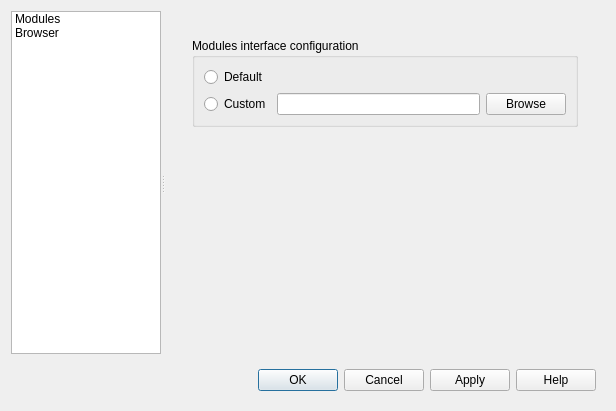
Qt form src/providers/grass/qgsgrassoptionsbase.ui (qgis/QGIS) before a commit.
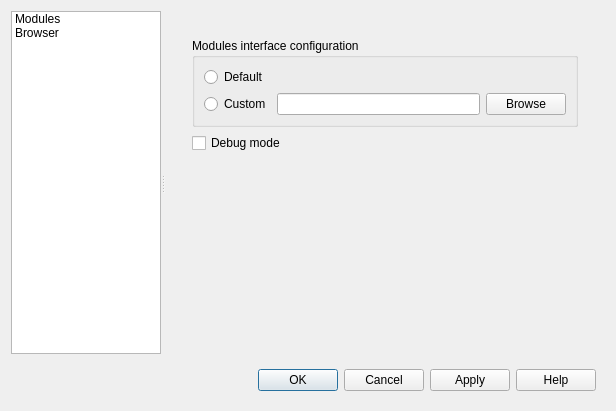
The same form after that commit. Icons and pictures are not drawn. Custom widgets are drawn as their Qt base class.

Commit message: [GRASS] modules debug bar

```diff
--- a/src/providers/grass/qgsgrassoptionsbase.ui
+++ b/src/providers/grass/qgsgrassoptionsbase.ui
@@ -184,6 +184,13 @@
                  </layout>
                 </widget>
                </item>
+               <item>
+                <widget class="QCheckBox" name="mModulesDebugCheckBox">
+                 <property name="text">
+                  <string>Debug mode</string>
+                 </property>
+                </widget>
+               </item>
                <item>
                 <spacer name="verticalSpacer_2">
                  <property name="orientation">
```
Left out of the diff: 4 changed lines with no effect on the pictures. The commit also changes 12 other files.
